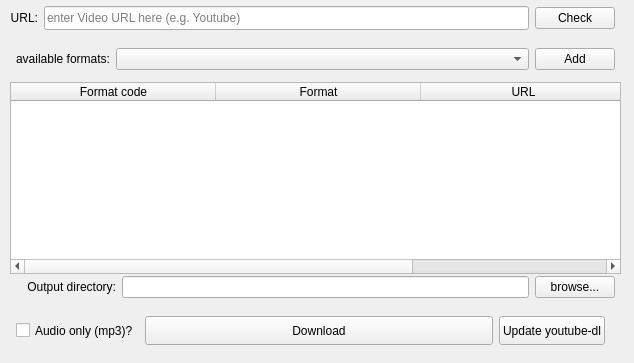
Above: mainwindow.ui from sn0wfighter/YTDownloada before the change. Below: the same form after it.
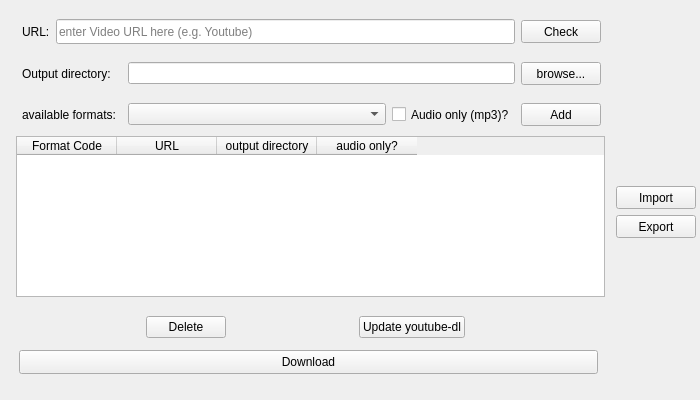
That is the form after the change. Icons and pictures are not drawn.

```diff
--- a/mainwindow.ui
+++ b/mainwindow.ui
@@ -12,8 +12,8 @@
    <rect>
     <x>0</x>
     <y>0</y>
-    <width>634</width>
-    <height>363</height>
+    <width>700</width>
+    <height>400</height>
    </rect>
   </property>
   <property name="sizePolicy">
@@ -24,14 +24,14 @@
   </property>
   <property name="minimumSize">
    <size>
-    <width>634</width>
-    <height>363</height>
+    <width>700</width>
+    <height>400</height>
    </size>
   </property>
   <property name="maximumSize">
    <size>
-    <width>634</width>
-    <height>363</height>
+    <width>700</width>
+    <height>400</height>
    </size>
   </property>
   <property name="contextMenuPolicy">
@@ -45,18 +45,155 @@
     <normaloff>:/res/icon/icon.jpg</normaloff>:/res/icon/icon.jpg</iconset>
   </property>
   <widget class="QWidget" name="centralwidget">
-   <widget class="QWidget" name="layoutWidget">
+   <widget class="QWidget" name="">
     <property name="geometry">
      <rect>
-      <x>10</x>
-      <y>0</y>
-      <width>611</width>
-      <height>274</height>
+      <x>610</x>
+      <y>180</y>
+      <width>92</width>
+      <height>64</height>
      </rect>
     </property>
     <layout class="QVBoxLayout" name="verticalLayout">
+     <property name="leftMargin">
+      <number>6</number>
+     </property>
+     <property name="topMargin">
+      <number>6</number>
+     </property>
+     <property name="rightMargin">
+      <number>6</number>
+     </property>
+     <property name="bottomMargin">
+      <number>6</number>
+     </property>
+     <item>
+      <widget class="QPushButton" name="pushButton_3">
+       <property name="sizePolicy">
+        <sizepolicy hsizetype="Fixed" vsizetype="Fixed">
+         <horstretch>0</horstretch>
+         <verstretch>0</verstretch>
+        </sizepolicy>
+       </property>
+       <property name="minimumSize">
+        <size>
+         <width>80</width>
+         <height>23</height>
+        </size>
+       </property>
+       <property name="maximumSize">
+        <size>
+         <width>80</width>
+         <height>23</height>
+        </size>
+       </property>
+       <property name="text">
+        <string>Import</string>
+       </property>
+      </widget>
+     </item>
+     <item>
+      <widget class="QPushButton" name="pushButton_4">
+       <property name="sizePolicy">
+        <sizepolicy hsizetype="Fixed" vsizetype="Fixed">
+         <horstretch>0</horstretch>
+         <verstretch>0</verstretch>
+        </sizepolicy>
+       </property>
+       <property name="minimumSize">
+        <size>
+         <width>80</width>
+         <height>23</height>
+        </size>
+       </property>
+       <property name="maximumSize">
+        <size>
+         <width>80</width>
+         <height>23</height>
+        </size>
+       </property>
+       <property name="text">
+        <string>Export</string>
+       </property>
+      </widget>
+     </item>
+    </layout>
+   </widget>
+   <widget class="QTableWidget" name="downloadList">
+    <property name="geometry">
+     <rect>
+      <x>16</x>
+      <y>136</y>
+      <width>589</width>
+      <height>161</height>
+     </rect>
+    </property>
+    <property name="sizePolicy">
+     <sizepolicy hsizetype="Fixed" vsizetype="Fixed">
+      <horstretch>0</horstretch>
+      <verstretch>0</verstretch>
+     </sizepolicy>
+    </property>
+    <property name="minimumSize">
+     <size>
+      <width>0</width>
+      <height>0</height>
+     </size>
+    </property>
+    <property name="maximumSize">
+     <size>
+      <width>1200</width>
+      <height>161</height>
+     </size>
+    </property>
+    <property name="editTriggers">
+     <set>QAbstractItemView::NoEditTriggers</set>
+    </property>
+    <property name="tabKeyNavigation">
+     <bool>false</bool>
+    </property>
+    <property name="showDropIndicator" stdset="0">
+     <bool>false</bool>
+    </property>
+    <property name="dragDropOverwriteMode">
+     <bool>false</bool>
+    </property>
+    <column>
+     <property name="text">
+      <string>Format Code</string>
+     </property>
+    </column>
+    <column>
+     <property name="text">
+      <string>URL</string>
+     </property>
+    </column>
+    <column>
+     <property name="text">
+      <string>output directory</string>
+     </property>
+    </column>
+    <column>
+     <property name="text">
+      <string>audio only?</string>
+     </property>
+    </column>
+   </widget>
+   <widget class="QWidget" name="">
+    <property name="geometry">
+     <rect>
+      <x>16</x>
+      <y>13</y>
+      <width>591</width>
+      <height>119</height>
+     </rect>
+    </property>
+    <layout class="QVBoxLayout" name="verticalLayout_3">
      <item>
       <layout class="QHBoxLayout" name="horizontalLayout">
+       <property name="leftMargin">
+        <number>6</number>
+       </property>
        <property name="topMargin">
         <number>6</number>
        </property>
@@ -78,7 +215,7 @@
           <string>URL:</string>
          </property>
          <property name="alignment">
-          <set>Qt::AlignRight|Qt::AlignTrailing|Qt::AlignVCenter</set>
+          <set>Qt::AlignJustify|Qt::AlignVCenter</set>
          </property>
         </widget>
        </item>
@@ -98,7 +235,7 @@
        <item>
         <widget class="QPushButton" name="checkButton">
          <property name="sizePolicy">
-          <sizepolicy hsizetype="Maximum" vsizetype="Fixed">
+          <sizepolicy hsizetype="Fixed" vsizetype="Fixed">
            <horstretch>0</horstretch>
            <verstretch>0</verstretch>
           </sizepolicy>
@@ -106,13 +243,13 @@
          <property name="minimumSize">
           <size>
            <width>80</width>
-           <height>0</height>
+           <height>23</height>
           </size>
          </property>
          <property name="maximumSize">
           <size>
            <width>80</width>
-           <height>16777215</height>
+           <height>23</height>
           </size>
          </property>
          <property name="text">
@@ -122,10 +259,101 @@
        </item>
       </layout>
      </item>
+     <item>
+      <layout class="QHBoxLayout" name="form4">
+       <property name="leftMargin">
+        <number>6</number>
+       </property>
+       <property name="topMargin">
+        <number>6</number>
+       </property>
+       <property name="rightMargin">
+        <number>6</number>
+       </property>
+       <property name="bottomMargin">
+        <number>6</number>
+       </property>
+       <item>
+        <widget class="QLabel" name="outputdirLabel">
+         <property name="sizePolicy">
+          <sizepolicy hsizetype="Maximum" vsizetype="Preferred">
+           <horstretch>0</horstretch>
+           <verstretch>0</verstretch>
+          </sizepolicy>
+         </property>
+         <property name="minimumSize">
+          <size>
+           <width>100</width>
+           <height>0</height>
+          </size>
+         </property>
+         <property name="maximumSize">
+          <size>
+           <width>150</width>
+           <height>16777215</height>
+          </size>
+         </property>
+         <property name="layoutDirection">
+          <enum>Qt::LeftToRight</enum>
+         </property>
+         <property name="text">
+          <string>Output directory:</string>
+         </property>
+         <property name="alignment">
+          <set>Qt::AlignJustify|Qt::AlignVCenter</set>
+         </property>
+        </widget>
+       </item>
+       <item>
+        <widget class="QLineEdit" name="outputLineEdit">
+         <property name="sizePolicy">
+          <sizepolicy hsizetype="MinimumExpanding" vsizetype="Fixed">
+           <horstretch>0</horstretch>
+           <verstretch>0</verstretch>
+          </sizepolicy>
+         </property>
+         <property name="frame">
+          <bool>true</bool>
+         </property>
+         <property name="readOnly">
+          <bool>true</bool>
+         </property>
+         <property name="placeholderText">
+          <string notr="true"/>
+         </property>
+        </widget>
+       </item>
+       <item>
+        <widget class="QPushButton" name="browseButton">
+         <property name="sizePolicy">
+          <sizepolicy hsizetype="Fixed" vsizetype="Fixed">
+           <horstretch>0</horstretch>
+           <verstretch>0</verstretch>
+          </sizepolicy>
+         </property>
+         <property name="minimumSize">
+          <size>
+           <width>80</width>
+           <height>23</height>
+          </size>
+         </property>
+         <property name="maximumSize">
+          <size>
+           <width>80</width>
+           <height>23</height>
+          </size>
+         </property>
+         <property name="text">
+          <string>browse...</string>
+         </property>
+        </widget>
+       </item>
+      </layout>
+     </item>
      <item>
       <layout class="QHBoxLayout" name="horizontalLayout_2">
        <property name="leftMargin">
-        <number>0</number>
+        <number>6</number>
        </property>
        <property name="topMargin">
         <number>6</number>
@@ -160,7 +388,7 @@
           <string>available formats:</string>
          </property>
          <property name="alignment">
-          <set>Qt::AlignRight|Qt::AlignTrailing|Qt::AlignVCenter</set>
+          <set>Qt::AlignJustify|Qt::AlignVCenter</set>
          </property>
         </widget>
        </item>
@@ -172,6 +400,28 @@
            <verstretch>0</verstretch>
           </sizepolicy>
          </property>
+         <property name="sizeAdjustPolicy">
+          <enum>QComboBox::AdjustToContents</enum>
+         </property>
+        </widget>
+       </item>
+       <item>
+        <widget class="QCheckBox" name="AudioCheckbox">
+         <property name="sizePolicy">
+          <sizepolicy hsizetype="Maximum" vsizetype="Minimum">
+           <horstretch>0</horstretch>
+           <verstretch>0</verstretch>
+          </sizepolicy>
+         </property>
+         <property name="contextMenuPolicy">
+          <enum>Qt::NoContextMenu</enum>
+         </property>
+         <property name="layoutDirection">
+          <enum>Qt::LeftToRight</enum>
+         </property>
+         <property name="text">
+          <string>Audio only (mp3)?</string>
+         </property>
         </widget>
        </item>
        <item>
@@ -184,14 +434,14 @@
          </property>
          <property name="minimumSize">
           <size>
-           <width>0</width>
-           <height>0</height>
+           <width>80</width>
+           <height>23</height>
           </size>
          </property>
          <property name="maximumSize">
           <size>
            <width>80</width>
-           <height>16777215</height>
+           <height>23</height>
           </size>
          </property>
          <property name="text">
@@ -201,85 +451,18 @@
        </item>
       </layout>
      </item>
-     <item>
-      <widget class="QTableWidget" name="downloadList">
-       <property name="sizePolicy">
-        <sizepolicy hsizetype="Minimum" vsizetype="Expanding">
-         <horstretch>0</horstretch>
-         <verstretch>0</verstretch>
-        </sizepolicy>
-       </property>
-       <property name="editTriggers">
-        <set>QAbstractItemView::NoEditTriggers</set>
-       </property>
-       <property name="tabKeyNavigation">
-        <bool>false</bool>
-       </property>
-       <property name="showDropIndicator" stdset="0">
-        <bool>false</bool>
-       </property>
-       <property name="dragDropOverwriteMode">
-        <bool>false</bool>
-       </property>
-       <property name="sortingEnabled">
-        <bool>true</bool>
-       </property>
-       <property name="wordWrap">
-        <bool>false</bool>
-       </property>
-       <attribute name="horizontalHeaderCascadingSectionResizes">
-        <bool>true</bool>
-       </attribute>
-       <attribute name="horizontalHeaderMinimumSectionSize">
-        <number>50</number>
-       </attribute>
-       <attribute name="horizontalHeaderDefaultSectionSize">
-        <number>205</number>
-       </attribute>
-       <attribute name="horizontalHeaderHighlightSections">
-        <bool>false</bool>
-       </attribute>
-       <attribute name="horizontalHeaderShowSortIndicator" stdset="0">
-        <bool>false</bool>
-       </attribute>
-       <column>
-        <property name="text">
-         <string>Format code</string>
-        </property>
-        <property name="textAlignment">
-         <set>AlignCenter</set>
-        </property>
-       </column>
-       <column>
-        <property name="text">
-         <string>Format</string>
-        </property>
-        <property name="textAlignment">
-         <set>AlignCenter</set>
-        </property>
-       </column>
-       <column>
-        <property name="text">
-         <string>URL</string>
-        </property>
-        <property name="textAlignment">
-         <set>AlignCenter</set>
-        </property>
-       </column>
-      </widget>
-     </item>
     </layout>
    </widget>
-   <widget class="QWidget" name="layoutWidget">
+   <widget class="QWidget" name="">
     <property name="geometry">
      <rect>
-      <x>10</x>
-      <y>270</y>
-      <width>611</width>
-      <height>34</height>
+      <x>13</x>
+      <y>304</y>
+      <width>591</width>
+      <height>76</height>
      </rect>
     </property>
-    <layout class="QHBoxLayout" name="form4">
+    <layout class="QVBoxLayout" name="verticalLayout_2">
      <property name="leftMargin">
       <number>6</number>
      </property>
@@ -293,113 +476,46 @@
       <number>6</number>
      </property>
      <item>
-      <widget class="QLabel" name="outputdirLabel">
-       <property name="sizePolicy">
-        <sizepolicy hsizetype="Maximum" vsizetype="Preferred">
-         <horstretch>0</horstretch>
-         <verstretch>0</verstretch>
-        </sizepolicy>
+      <layout class="QHBoxLayout" name="horizontalLayout_3">
+       <property name="topMargin">
+        <number>6</number>
        </property>
-       <property name="minimumSize">
-        <size>
-         <width>100</width>
-         <height>0</height>
-        </size>
+       <property name="rightMargin">
+        <number>6</number>
        </property>
-       <property name="maximumSize">
-        <size>
-         <width>150</width>
-         <height>16777215</height>
-        </size>
+       <property name="bottomMargin">
+        <number>6</number>
        </property>
-       <property name="layoutDirection">
-        <enum>Qt::LeftToRight</enum>
-       </property>
-       <property name="text">
-        <string>Output directory:</string>
-       </property>
-       <property name="alignment">
-        <set>Qt::AlignRight|Qt::AlignTrailing|Qt::AlignVCenter</set>
-       </property>
-      </widget>
-     </item>
-     <item>
-      <widget class="QLineEdit" name="outputLineEdit">
-       <property name="frame">
-        <bool>true</bool>
-       </property>
-       <property name="readOnly">
-        <bool>true</bool>
-       </property>
-       <property name="placeholderText">
-        <string notr="true"/>
-       </property>
-      </widget>
-     </item>
-     <item>
-      <widget class="QPushButton" name="browseButton">
-       <property name="sizePolicy">
-        <sizepolicy hsizetype="Maximum" vsizetype="Fixed">
-         <horstretch>0</horstretch>
-         <verstretch>0</verstretch>
-        </sizepolicy>
-       </property>
-       <property name="maximumSize">
-        <size>
-         <width>80</width>
-         <height>16777215</height>
-        </size>
-       </property>
-       <property name="text">
-        <string>browse...</string>
-       </property>
-      </widget>
-     </item>
-    </layout>
-   </widget>
-   <widget class="QWidget" name="layoutWidget">
-    <property name="geometry">
-     <rect>
-      <x>10</x>
-      <y>310</y>
-      <width>601</width>
-      <height>41</height>
-     </rect>
-    </property>
-    <layout class="QHBoxLayout" name="horizontalLayout_3">
-     <property name="sizeConstraint">
-      <enum>QLayout::SetDefaultConstraint</enum>
-     </property>
-     <property name="leftMargin">
-      <number>6</number>
-     </property>
-     <property name="topMargin">
-      <number>6</number>
-     </property>
-     <property name="rightMargin">
-      <number>6</number>
-     </property>
-     <property name="bottomMargin">
-      <number>6</number>
-     </property>
-     <item>
-      <widget class="QCheckBox" name="AudioCheckbox">
-       <property name="sizePolicy">
-        <sizepolicy hsizetype="Maximum" vsizetype="Minimum">
-         <horstretch>0</horstretch>
-         <verstretch>0</verstretch>
-        </sizepolicy>
-       </property>
-       <property name="contextMenuPolicy">
-        <enum>Qt::NoContextMenu</enum>
-       </property>
-       <property name="layoutDirection">
-        <enum>Qt::LeftToRight</enum>
-       </property>
-       <property name="text">
-        <string>Audio only (mp3)?</string>
-       </property>
-      </widget>
+       <item>
+        <widget class="QPushButton" name="pushButton_2">
+         <property name="sizePolicy">
+          <sizepolicy hsizetype="Maximum" vsizetype="Minimum">
+           <horstretch>0</horstretch>
+           <verstretch>0</verstretch>
+          </sizepolicy>
+         </property>
+         <property name="text">
+          <string>Delete</string>
+         </property>
+        </widget>
+       </item>
+       <item>
+        <widget class="QPushButton" name="UpdateButton">
+         <property name="sizePolicy">
+          <sizepolicy hsizetype="Maximum" vsizetype="Minimum">
+           <horstretch>0</horstretch>
+           <verstretch>0</verstretch>
+          </sizepolicy>
+         </property>
+         <property name="text">
+          <string>Update youtube-dl</string>
+         </property>
+         <property name="checkable">
+          <bool>false</bool>
+         </property>
+        </widget>
+       </item>
+      </layout>
      </item>
      <item>
       <widget class="QPushButton" name="DownloadButton">
@@ -423,22 +539,6 @@
        </property>
       </widget>
      </item>
-     <item>
-      <widget class="QPushButton" name="UpdateButton">
-       <property name="sizePolicy">
-        <sizepolicy hsizetype="Maximum" vsizetype="Minimum">
-         <horstretch>0</horstretch>
-         <verstretch>0</verstretch>
-        </sizepolicy>
-       </property>
-       <property name="text">
-        <string>Update youtube-dl</string>
-       </property>
-       <property name="checkable">
-        <bool>false</bool>
-       </property>
-      </widget>
-     </item>
     </layout>
    </widget>
   </widget>
```
Left out of the diff: 2 changed lines with no effect on the pictures.
